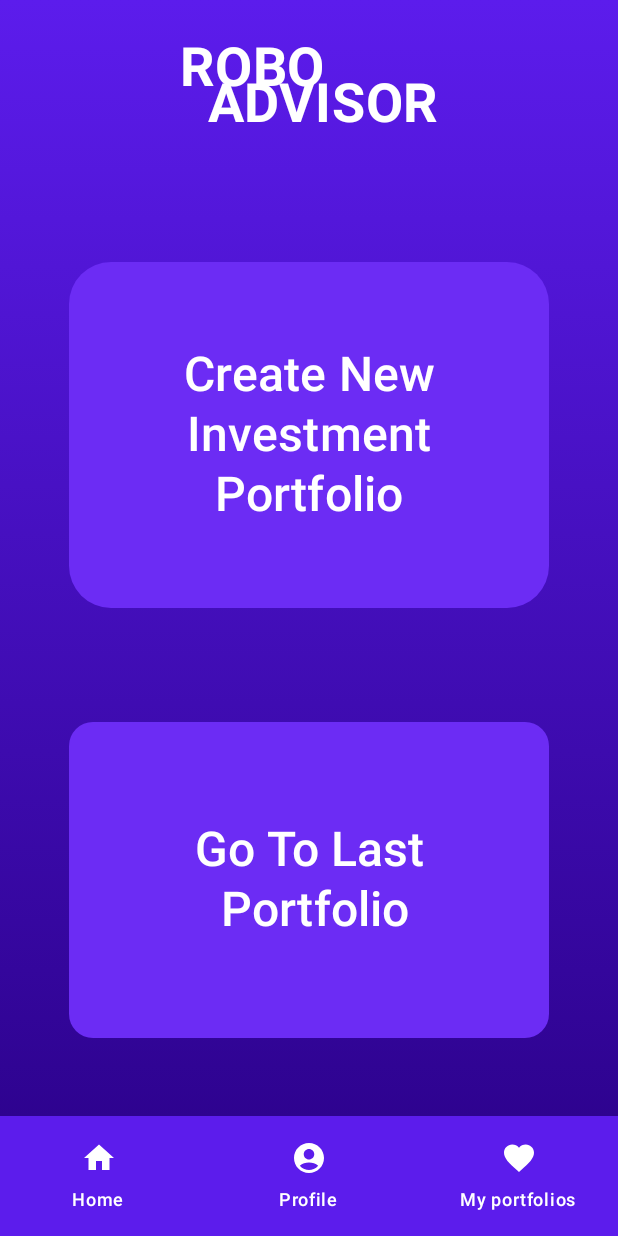
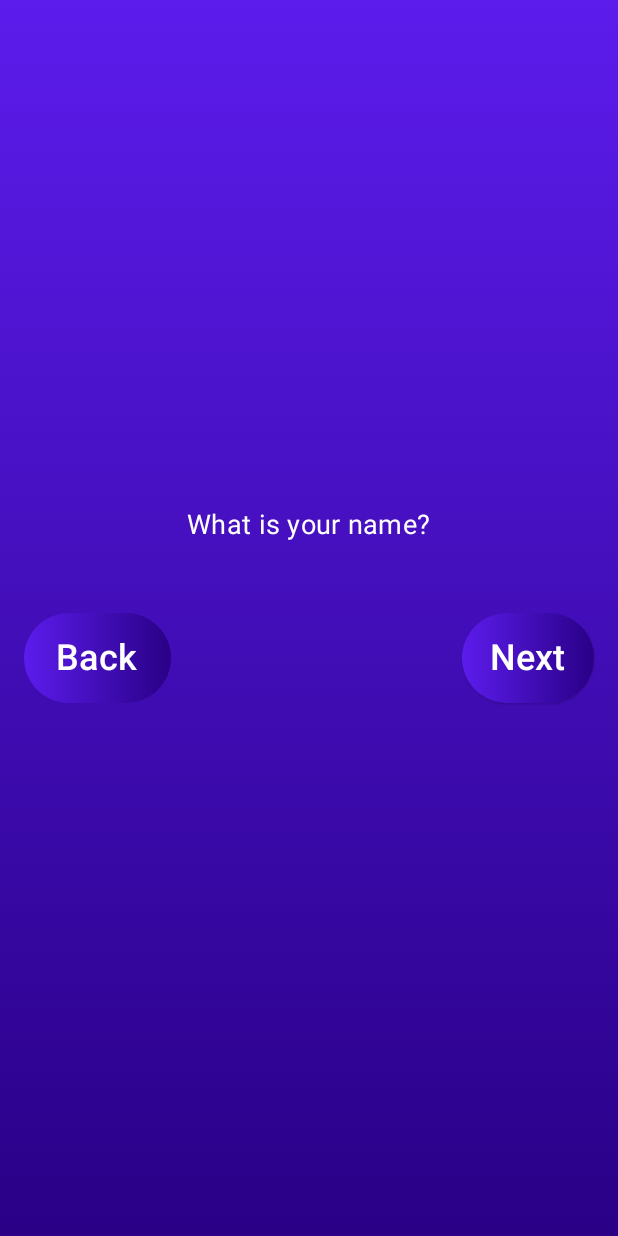
Before and after one commit to roihas1/ProjectApp, an Android app built with Jetpack Compose: the HomeScreen screen opened through its navigation route, after a tap on an icon or button, on a phone screen of 412 x 824 dp. Run offline under Robolectric (Android 15) with nearby library versions, the phone set to English and light mode, and no system bars; 2 statements that could not run were skipped.

Commit message:
starting the survey screen

```diff
--- a/app/src/main/java/com/example/projectapp/HomeScreen.kt
+++ b/app/src/main/java/com/example/projectapp/HomeScreen.kt
@@ -58,7 +58,7 @@ fun HomeScreen(navController: NavController,
     ){
         Title()
        Button(
-                onClick = { /*TODO*/ },
+                onClick = { navController.navigate("question1") },
                 modifier = Modifier
                     .padding(24.dp)
                     .width(320.dp),
--- a/app/src/main/java/com/example/projectapp/MyApp.kt
+++ b/app/src/main/java/com/example/projectapp/MyApp.kt
@@ -27,5 +27,12 @@ fun MyApp() {
         composable("changePassword"){
             ChangePasswordScreen(navController)
         }
+        composable("question1") { SurveyScreen(navController, 1, "What is your name?") }
+        composable("question2") { SurveyScreen(navController, 2, "How old are you?") }
+        composable("question3") { SurveyScreen(navController, 3, "What is your favorite color?") }
+        composable("question4") { SurveyScreen(navController, 4, "What is your favorite hobby?") }
+        composable("question5") { SurveyScreen(navController, 5, "What is your favorite food?") }
+        composable("question6") { SurveyScreen(navController, 6, "Where do you live?") }
+        composable("summary") { SummaryScreen(navController) }
     }
 }
--- /dev/null
+++ b/app/src/main/java/com/example/projectapp/SurveyScreens.kt
@@ -0,0 +1,101 @@
+package com.example.projectapp
+import androidx.compose.foundation.background
+import androidx.compose.foundation.layout.*
+import androidx.compose.material3.Button
+import androidx.compose.material3.MaterialTheme
+import androidx.compose.material3.Text
+import androidx.compose.runtime.*
+import androidx.compose.ui.Alignment
+import androidx.compose.ui.Modifier
+import androidx.compose.ui.graphics.Brush
+import androidx.compose.ui.graphics.Color
+import androidx.compose.ui.tooling.preview.Preview
+import androidx.compose.ui.unit.dp
+import androidx.compose.ui.unit.sp
+import androidx.navigation.NavHostController
+import androidx.navigation.compose.*
+import com.example.projectapp.ui.theme.ProjectAppTheme
+
+
+
+
+@Composable
+fun SurveyScreen(navController: NavHostController, questionNumber: Int, question: String) {
+    var answer by remember { mutableStateOf("") }
+
+    Column(
+        modifier = Modifier
+            .fillMaxSize()
+            .background(Brush.verticalGradient(listOf(MyColors.Primary, MyColors.PrimaryVariant))),
+        horizontalAlignment = Alignment.CenterHorizontally,
+        verticalArrangement = Arrangement.Center
+    ) {
+
+        Text(
+            text = question,
+            color = Color.White,
+            fontSize = 18.sp,
+            style = MaterialTheme.typography.bodyMedium
+        )
+        Spacer(modifier = Modifier.height(16.dp))
+
+        Spacer(modifier = Modifier.height(16.dp))
+        Row(
+            modifier = Modifier.fillMaxWidth(),
+            horizontalArrangement = Arrangement.SpaceBetween
+        ) {
+            FunctionButton(
+                modifier = Modifier,
+                onClick = { if (questionNumber > 1) navController.navigate("question${questionNumber - 1}") },
+                text = "Back",
+                width = 130.dp,
+                enabled = questionNumber > 1  // Disable the button for the first question
+            )
+
+
+            if (questionNumber < 6) {
+                FunctionButton(
+                    modifier = Modifier,
+                    onClick = { navController.navigate("question${questionNumber + 1}") },
+                    text = "Next",
+                    width = 120.dp
+                )
+            } else {
+                FunctionButton(
+                    modifier = Modifier,
+                    onClick = { navController.navigate("summary") },
+                    text = "Finish",
+                    width = 130.dp
+                )
+
+            }
+        }
+    }
+}
+
+@Composable
+fun SummaryScreen(navController: NavHostController) {
+
+    Column(
+        modifier = Modifier
+            .fillMaxSize()
+            .padding(16.dp),
+        horizontalAlignment = Alignment.CenterHorizontally,
+        verticalArrangement = Arrangement.Center
+    ) {
+        Text(text = "Thank you for completing the survey!", style = MaterialTheme.typography.labelMedium)
+        Button(onClick = { navController.navigate("HomeScreen") }) {
+            Text("Back Home")
+        }
+    }
+}
+
+@Composable
+@Preview(showBackground = true)
+fun DefaultPreview() {
+    ProjectAppTheme {
+        val navController = rememberNavController()
+        SurveyScreen(navController,1,"Thank you for completing the survey!")
+    }
+
+}
--- a/app/src/main/java/com/example/projectapp/WelcomeScreen.kt
+++ b/app/src/main/java/com/example/projectapp/WelcomeScreen.kt
@@ -1,7 +1,5 @@
 package com.example.projectapp
 
-import android.graphics.drawable.shapes.Shape
-import androidx.compose.foundation.Canvas
 import androidx.compose.foundation.background
 import androidx.compose.foundation.layout.Arrangement
 import androidx.compose.foundation.layout.Box
@@ -14,9 +12,8 @@ import androidx.compose.foundation.layout.fillMaxSize
 import androidx.compose.foundation.layout.fillMaxWidth
 import androidx.compose.foundation.layout.height
 import androidx.compose.foundation.layout.padding
-import androidx.compose.foundation.layout.size
-import androidx.compose.foundation.text.ClickableText
-import androidx.compose.material3.Button
+import androidx.compose.foundation.layout.width
+import androidx.compose.foundation.shape.RoundedCornerShape
 import androidx.compose.material3.ButtonDefaults
 import androidx.compose.material3.Divider
 import androidx.compose.material3.ElevatedButton
@@ -25,20 +22,13 @@ import androidx.compose.material3.TextButton
 import androidx.compose.runtime.Composable
 import androidx.compose.ui.Alignment
 import androidx.compose.ui.Modifier
-import androidx.compose.ui.geometry.Offset
-import androidx.compose.ui.geometry.Rect
-import androidx.compose.ui.geometry.Size
 import androidx.compose.ui.graphics.Brush
 import androidx.compose.ui.graphics.Color
-import androidx.compose.ui.graphics.PaintingStyle.Companion.Stroke
-import androidx.compose.ui.graphics.Path
-import androidx.compose.ui.graphics.drawscope.Stroke
-import androidx.compose.ui.text.AnnotatedString
-import androidx.compose.ui.text.TextStyle
-import androidx.compose.ui.text.font.FontStyle
 import androidx.compose.ui.text.font.FontWeight
 import androidx.compose.ui.text.style.TextDecoration
 import androidx.compose.ui.tooling.preview.Preview
+import androidx.compose.ui.unit.Dp
+import androidx.compose.ui.unit.TextUnit
 import androidx.compose.ui.unit.dp
 import androidx.compose.ui.unit.sp
 import androidx.navigation.NavController
@@ -75,35 +65,52 @@ fun Title(modifier: Modifier = Modifier) {
 @Composable
 fun FunctionButton(
     modifier: Modifier = Modifier,
-    onClick : () -> Unit,
-    text: String
-){
+    onClick: () -> Unit,
+    text: String,
+    textSize:TextUnit = 24.sp,
+    textColor: Color = Color.White,
+    containerColor: Color = Color.Transparent,
+    gradientColors: List<Color> = listOf(MyColors.Primary, MyColors.PrimaryVariant),
+    contentPadding: PaddingValues = PaddingValues(16.dp),
+    buttonPadding: PaddingValues = PaddingValues(16.dp),
+    shape: RoundedCornerShape = RoundedCornerShape(32.dp),
+    width: Dp = 150.dp,
+    enabled:Boolean = true
+) {
+    val backgroundColors = if (enabled) {
+        Brush.horizontalGradient(enabledBackgroundColors)
+    } else {
+        Brush.horizontalGradient(listOf(disabledBackgroundColor, disabledBackgroundColor))
+    }
     ElevatedButton(
         modifier = modifier
-            .fillMaxWidth()
-            .padding(26.dp),
+            .width(width)
+            .padding(buttonPadding),
         colors = ButtonDefaults.buttonColors(
-            contentColor = Color.White,
-            containerColor = Color.Transparent
+            contentColor = textColor,
+            containerColor = containerColor
         ),
         contentPadding = PaddingValues(),
+        shape = shape,
         onClick = onClick,
+        enabled = enabled
     ) {
         Box(
             modifier = modifier
                 .fillMaxWidth()
-                .background(Brush.horizontalGradient(listOf(MyColors.Primary, MyColors.PrimaryVariant))),
+                .background(Brush.horizontalGradient(gradientColors)),
             contentAlignment = Alignment.Center
         ) {
             Text(
                 text = text,
-                modifier = modifier.padding(16.dp),
-                fontSize = 24.sp
+                modifier = modifier.padding(contentPadding),
+                fontSize = textSize,
+                color = textColor
             )
         }
     }
+}
 
-}
 
 @Composable
 fun FooterCreateAccount(modifier: Modifier = Modifier,navController: NavController) {
```
Also changed, not shown: app/build.gradle.kts (+11 -9 lines), app/src/main/java/com/example/projectapp/LoginScreen.kt (+0 -11 lines), app/src/main/java/com/example/projectapp/SignupScreen.kt (+0 -13 lines).
